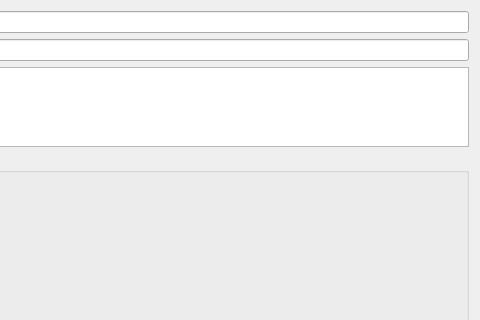
Old version of the form brick/ui/saveLoadBlueprintDialog.ui in the repository r4inm4ker/brick; both pictures show x 535 to 1015 and y 0 to 320 of the 1015 by 674 pixel window.
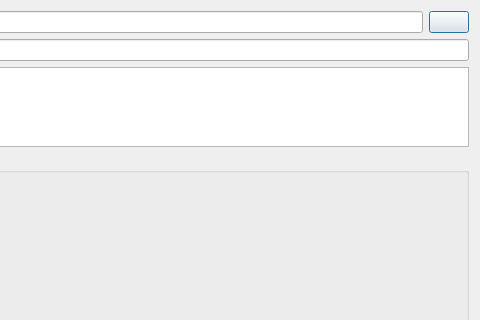
New version of the form.

```diff
--- a/brick/ui/saveLoadBlueprintDialog.ui
+++ b/brick/ui/saveLoadBlueprintDialog.ui
@@ -41,6 +41,13 @@
            <item>
             <widget class="QLineEdit" name="baseDirField"/>
            </item>
+           <item>
+            <widget class="QPushButton" name="browseFolderButton">
+             <property name="text">
+              <string/>
+             </property>
+            </widget>
+           </item>
           </layout>
          </item>
          <item>
```
